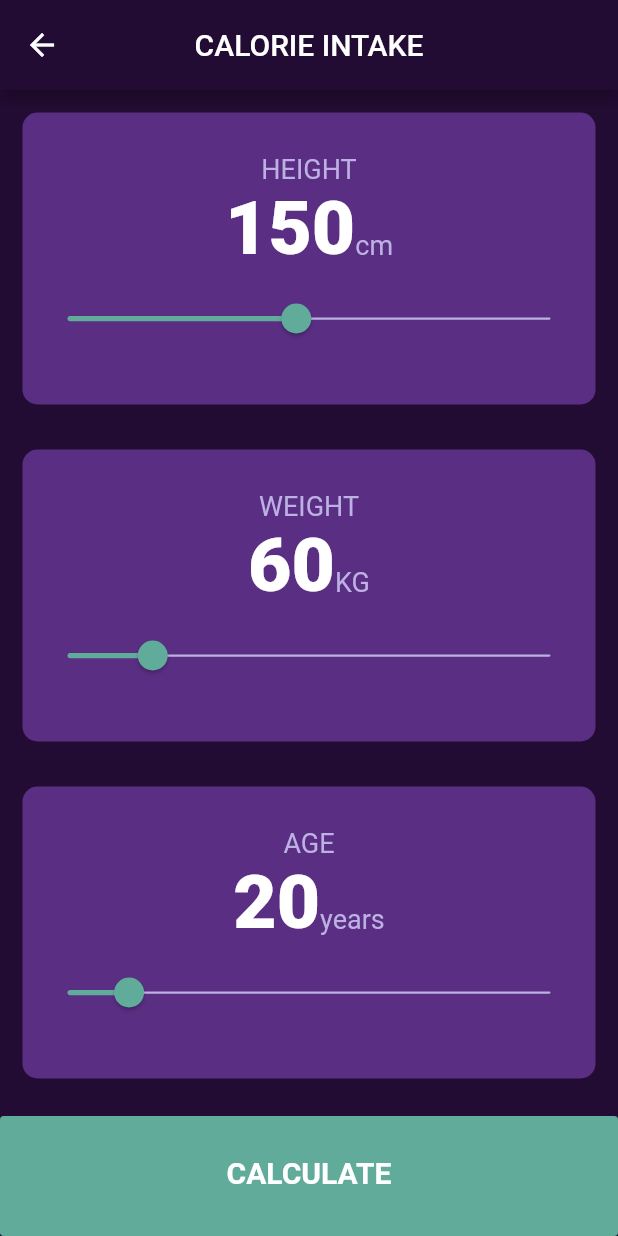
After one commit to yys-yss/bmi-calculator-software, a Flutter app: the screen it shows once a user with an empty profile is signed in, after a tap on "CALORIE INTAKE", on a phone screen of 412 x 824 dp. The commit adds this screen. Run offline on Flutter 3.47's test engine with Material 2 defaults, Android fonts, the phone set to English and light mode, and no system bars; our stand-ins replace cloud_firestore, firebase_auth, firebase_core, font_awesome_flutter, google_fonts, quickalert; accounts and stored records are empty.

Commit message:
Calorie Intake Calculator

```diff
--- a/lib/calculator_brain.dart
+++ b/lib/calculator_brain.dart
@@ -315,3 +315,29 @@ class IBWCalculatorBrain {
     }
   }
 }
+
+
+
+class CalorieIntakeCalculatorBrain {
+  final int height;
+  final int weight;
+  final int age;
+  final Gender? selectedGender;
+
+  CalorieIntakeCalculatorBrain({required this.height, required this.weight, required this.age, required this.selectedGender});
+
+  String calculateCalorieIntake() {
+    if (selectedGender == Gender.male) {
+      return (((66.5 + 13.8 * weight + 5 * height) - (6.8 * age)) * 1.2).toStringAsFixed(1);
+    } else {
+      return (((655.1 + 9.6 * weight + 1.9 * height) - (4.7 * age)) * 1.2).toStringAsFixed(1);
+    }
+  }
+
+  Text getResult() {
+    double result = double.parse(calculateCalorieIntake());
+      return Text('DAILY CALORIE INTAKE\n ${result.toStringAsFixed(0)} CALORIES',
+          style: kResultTextStyle,
+          textAlign: TextAlign.center);
+    }
+}
--- /dev/null
+++ b/lib/pages/calorie_intake_calculator.dart
@@ -0,0 +1,254 @@
+import 'package:bmi_calculator/database_brain.dart';
+import 'package:flutter/material.dart';
+import '../widgets/reusable_card.dart';
+import '../constants.dart';
+import '../calculator_brain.dart';
+import 'results_page.dart';
+import 'package:bmi_calculator/defines.dart';
+
+class CalorieIntakeCalculator extends StatefulWidget {
+  @override
+  _CalorieIntakeCalculator createState() => _CalorieIntakeCalculator();
+}
+
+DatabaseBrain databaseBrain = DatabaseBrain();
+
+class _CalorieIntakeCalculator extends State<CalorieIntakeCalculator> {
+
+  @override
+  void initState() {
+    databaseBrain.getGender().then((value) {
+      if (value == 'male') {
+        selectedGender = Gender.male;
+      } else if (value == 'female') {
+        selectedGender = Gender.female;
+      }
+    });
+    super.initState();
+  }
+
+  Gender? selectedGender;
+  int height = 150;
+  int weight = 60;
+  int age = 20;
+  String? gender;
+
+  @override
+  Widget build(BuildContext context) {
+    return WillPopScope(
+      onWillPop: () async {
+        return true;
+      },
+      child: Scaffold(
+        appBar: AppBar(
+          toolbarHeight: 60,
+          title: Text('CALORIE INTAKE'),
+          centerTitle: true,
+        ),
+        body: Column(
+          crossAxisAlignment: CrossAxisAlignment.stretch,
+          children: [
+            Expanded(
+              child: ReusableCard(
+                color: kActiveCardColor,
+                cardChild: Column(
+                  mainAxisAlignment: MainAxisAlignment.center,
+                  children: [
+                    Text(
+                      'HEIGHT',
+                      style: kCardTextStyle,
+                    ),
+                    Row(
+                      mainAxisAlignment: MainAxisAlignment.center,
+                      crossAxisAlignment: CrossAxisAlignment.baseline,
+                      textBaseline: TextBaseline.alphabetic,
+                      children: [
+                        Text(
+                          height.toString(),
+                          style: kHeavyTextStyle,
+                        ),
+                        Text(
+                          'cm',
+                          style: kCardTextStyle,
+                        )
+                      ],
+                    ),
+                    SliderTheme(
+                      data: SliderTheme.of(context).copyWith(
+                        trackHeight: 1.5,
+                        thumbShape:
+                        RoundSliderThumbShape(enabledThumbRadius: 10.0),
+                        overlayShape:
+                        RoundSliderOverlayShape(overlayRadius: 30.0),
+                      ),
+                      child: Slider(
+                        value: height.toDouble(),
+                        min: 60.0,
+                        max: 250.0,
+                        activeColor: kActiveSliderColor,
+                        inactiveColor: kInactiveSliderColor,
+                        onChanged: (double newValue) {
+                          setState(() {
+                            height = newValue.round();
+                          });
+                        },
+                      ),
+                    ),
+                  ],
+                ),
+              ),
+            ),
+            Expanded(
+              child: ReusableCard(
+                color: kActiveCardColor,
+                cardChild: Column(
+                  mainAxisAlignment: MainAxisAlignment.center,
+                  children: [
+                    Text(
+                      'WEIGHT',
+                      style: kCardTextStyle,
+                    ),
+                    Row(
+                      mainAxisAlignment: MainAxisAlignment.center,
+                      crossAxisAlignment: CrossAxisAlignment.baseline,
+                      textBaseline: TextBaseline.alphabetic,
+                      children: [
+                        Text(
+                          weight.toString(),
+                          style: kHeavyTextStyle,
+                        ),
+                        Text(
+                          'KG',
+                          style: kCardTextStyle,
+                        )
+                      ],
+                    ),
+                    SliderTheme(
+                      data: SliderTheme.of(context).copyWith(
+                        trackHeight: 1.5,
+                        thumbShape:
+                        RoundSliderThumbShape(enabledThumbRadius: 10.0),
+                        overlayShape:
+                        RoundSliderOverlayShape(overlayRadius: 30.0),
+                      ),
+                      child: Slider(
+                        value: weight.toDouble(),
+                        min: 30.0,
+                        max: 200.0,
+                        activeColor: kActiveSliderColor,
+                        inactiveColor: kInactiveSliderColor,
+                        onChanged: (double newValue) {
+                          setState(() {
+                            weight = newValue.round();
+                          });
+                        },
+                      ),
+                    ),
+                  ],
+                ),
+              ),
+            ),
+            Expanded(
+              child: ReusableCard(
+                color: kActiveCardColor,
+                cardChild: Column(
+                  mainAxisAlignment: MainAxisAlignment.center,
+                  children: [
+                    Text(
+                      'AGE',
+                      style: kCardTextStyle,
+                    ),
+                    Row(
+                      mainAxisAlignment: MainAxisAlignment.center,
+                      crossAxisAlignment: CrossAxisAlignment.baseline,
+                      textBaseline: TextBaseline.alphabetic,
+                      children: [
+                        Text(
+                          age.toString(),
+                          style: kHeavyTextStyle,
+                        ),
+                        Text(
+                          'years',
+                          style: kCardTextStyle,
+                        )
+                      ],
+                    ),
+                    SliderTheme(
+                      data: SliderTheme.of(context).copyWith(
+                        trackHeight: 1.5,
+                        thumbShape:
+                        RoundSliderThumbShape(enabledThumbRadius: 10.0),
+                        overlayShape:
+                        RoundSliderOverlayShape(overlayRadius: 30.0),
+                      ),
+                      child: Slider(
+                        value: age.toDouble(),
+                        min: 1.0,
+                        max: 150.0,
+                        activeColor: kActiveSliderColor,
+                        inactiveColor: kInactiveSliderColor,
+                        onChanged: (double newValue) {
+                          setState(() {
+                            age = newValue.round();
+                          });
+                        },
+                      ),
+                    ),
+                  ],
+                ),
+              ),
+            ),
+            BottomButton(
+              onTap: () {
+                CalorieIntakeCalculatorBrain calculatorBrain = CalorieIntakeCalculatorBrain(
+                    height: height,
+                    weight: weight,
+                    age: age,
+                    selectedGender: selectedGender);
+                Navigator.push(
+                  context,
+                  MaterialPageRoute(
+                    builder: (context) => CalorieIntakeResultsPage(
+                      resultText: calculatorBrain.getResult(),
+                    ),
+                  ),
+                );
+              },
+              text: 'CALCULATE',
+            )
+          ],
+        ),
+      ),
+    );
+  }
+}
+
+class BottomButton extends StatelessWidget {
+  final Function()? onTap;
+  final String? text;
+
+  BottomButton({required this.onTap, required this.text});
+
+  @override
+  Widget build(BuildContext context) {
+    return GestureDetector(
+      onTap: onTap,
+      child: Container(
+        child: Center(
+          child: Text(
+            text!,
+            style: kLargeButtonTextStyle,
+          ),
+        ),
+        padding: EdgeInsets.only(bottom: 5.0),
+        margin: EdgeInsets.only(top: 10),
+        width: double.infinity,
+        height: kBottomContainerHeight,
+        decoration: BoxDecoration(
+          color: kBottomContainerColor,
+          borderRadius: BorderRadius.circular(2.5),
+        ),
+      ),
+    );
+  }
+}
--- a/lib/pages/results_page.dart
+++ b/lib/pages/results_page.dart
@@ -193,3 +193,56 @@ class IBWResultsPage extends StatelessWidget {
     );
   }
 }
+
+class CalorieIntakeResultsPage extends StatelessWidget {
+  final Text resultText;
+  CalorieIntakeResultsPage(
+      {required this.resultText});
+
+  @override
+  Widget build(BuildContext context) {
+    return Scaffold(
+      appBar: AppBar(
+        centerTitle: true,
+        title: Text('IDEAL WEIGHT'),
+      ),
+      body: Column(
+        mainAxisAlignment: MainAxisAlignment.center,
+        crossAxisAlignment: CrossAxisAlignment.stretch,
+        children: [
+          Expanded(
+            child: Center(
+              child: Container(
+                padding: EdgeInsets.only(top: 30.0),
+                child: Text(
+                  'Your Result',
+                  style: kResultTextStyle,
+                ),
+              ),
+            ),
+          ),
+          Expanded(
+            flex: 5,
+            child: ReusableCard(
+              color: kActiveCardColor,
+              cardChild: Column(
+                mainAxisAlignment: MainAxisAlignment.spaceEvenly,
+                crossAxisAlignment: CrossAxisAlignment.center,
+                children: [
+                  Container(
+                    child: Center(child: resultText),
+                  ),
+                ],
+              ),
+            ),
+          ),
+          BottomButton(
+              onTap: () {
+                Navigator.pop(context);
+              },
+              text: 'CALCULATE AGAIN')
+        ],
+      ),
+    );
+  }
+}
--- a/lib/pages/selection_page.dart
+++ b/lib/pages/selection_page.dart
@@ -119,6 +119,10 @@ class SelectionPage extends StatelessWidget {
                       ],
                     ),
                   ),
+                  onPress: ()
+                  {
+                    Navigator.pushNamed(context, '/CalorieIntakeCalculator');
+                  },
                 ),
               ),
             ],
--- a/lib/routes.dart
+++ b/lib/routes.dart
@@ -5,6 +5,7 @@ import 'package:flutter/material.dart';
 import 'pages/selection_page.dart';
 import 'pages/bmi_calculator.dart';
 import 'pages/body_fat_calculator.dart';
+import 'pages/calorie_intake_calculator.dart';
 import 'database_brain.dart';
 
 
@@ -19,6 +20,7 @@ class Routes extends StatelessWidget {
         '/bmiCalculator': (context) => BMICalculator(),
         '/bodyFatCalculator': (context) => BodyFatCalculator(),
         '/ibwCalculator': (context) => IBWCalculator(),
+        '/CalorieIntakeCalculator': (context) => CalorieIntakeCalculator(),
         '/offlineMode': (context) => OfflineMode(),
       },
       initialRoute: '/',
```
